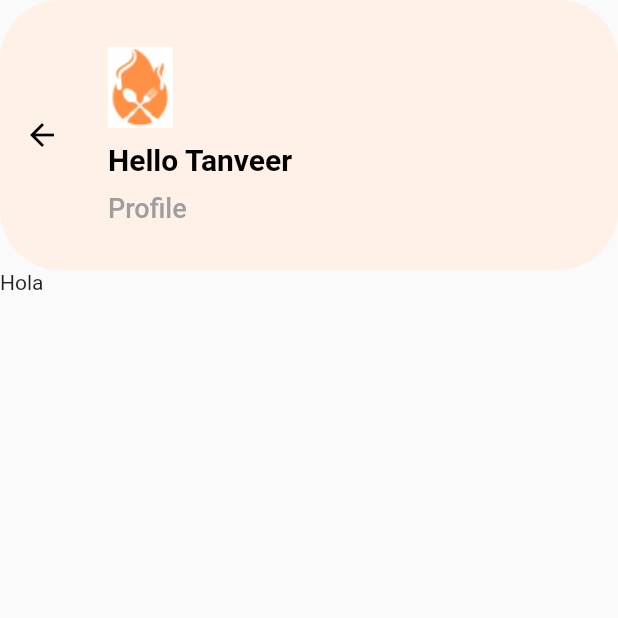
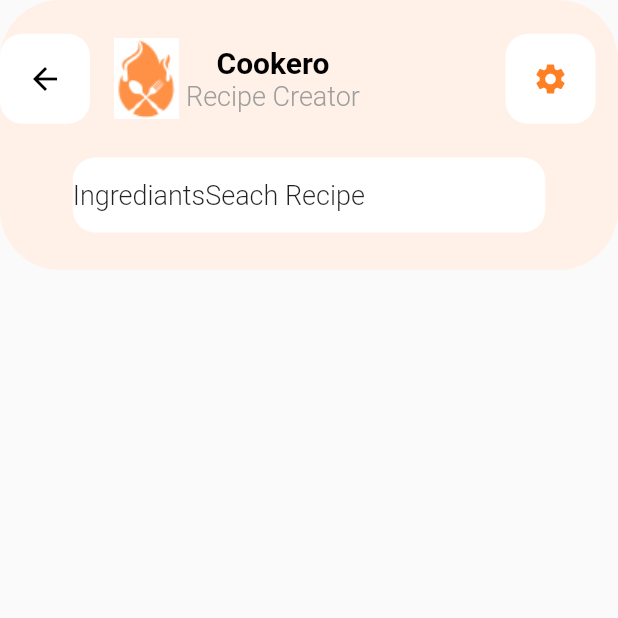
Before and after one commit to MLAppsSL/what-to-eat, a Flutter app: the Ventana_2 screen opened directly, on a phone screen of 412 x 824 dp, the top half of it. Run offline on Flutter 3.47's test engine with Material 2 defaults, Android fonts, the phone set to English and light mode, and no system bars; Roboto replaces fonts that are missing (Poppins).

Commit message:
UPDATE 3

```diff
--- a/lib/Menus/Menu_2.dart
+++ b/lib/Menus/Menu_2.dart
@@ -29,16 +29,14 @@ class Menu_2 extends State<Navigation> {
       bottomNavigationBar: BottomNavigationBar(
         items: [
           BottomNavigationBarItem(icon: Icon(Icons.home), label: ""),
-          BottomNavigationBarItem(icon: Icon(Icons.login_sharp), label: "")
+          BottomNavigationBarItem(icon: Icon(Icons.bookmark_rounded), label: "")
         ],
         currentIndex: seleccion,
         onTap: presionarItem,
       ),
       floatingActionButton: FloatingActionButton(
           onPressed: () {
-            setState(() {
-              seleccion = 2;
-            });
+            Navigator.push(context, MaterialPageRoute(builder: (context) => Ventana_2()));
           },
           child: Icon(Icons.add, color: Colors.white),
           backgroundColor: Color.fromARGB(255, 255, 127, 36),
--- a/lib/Menus/Menu_3.dart
+++ b/lib/Menus/Menu_3.dart
@@ -2,27 +2,30 @@
 
 import 'package:flutter/material.dart';
 import 'package:flutter/widgets.dart';
+import 'package:proyecto_empresa/Ventanas/Ventana_Ajustes.dart';
 
 class Menu_3 extends StatelessWidget with PreferredSizeWidget {
   final String titulo;
   final String subtitulo;
   final double tananyo;
   final double tananyo2;
+  final bool comprobar;
 
   const Menu_3(
       {super.key,
       required this.titulo,
       required this.subtitulo,
       required this.tananyo,
-      required this.tananyo2});
+      required this.tananyo2, required this.comprobar});
 
   Widget build(BuildContext context) {
     return AppBar(
+      automaticallyImplyLeading: false,
       title: Row(
         children: [
           Image.asset('assets/logo.png'),
           Padding(
-            padding: EdgeInsets.only(left: 10),
+            padding: EdgeInsets.only(left: 5),
             child: Column(
               children: [
                 Padding(padding: EdgeInsets.only(left: 10)),
@@ -58,7 +61,13 @@ class Menu_3 extends StatelessWidget with PreferredSizeWidget {
                   child: IconButton(
                     icon: Icon(Icons.settings,
                         color: Color.fromARGB(255, 255, 127, 36)),
-                    onPressed: () {},
+                    onPressed: () {
+                      Navigator.push(
+                          context,
+                          MaterialPageRoute(
+                            builder: (context) => Ventana_Ajustes(),
+                          ));
+                    },
                   )),
             ],
           ),
@@ -79,14 +88,46 @@ class Menu_3 extends StatelessWidget with PreferredSizeWidget {
                   ),
                   child: Row(
                     children: [
-                      IconButton(onPressed: (){}, icon: Icon(Icons.search)),
-                      Text('Seach Recipe', style: TextStyle(fontFamily: 'Poppins', fontSize: 18, fontWeight: FontWeight.w300 ),)
+                      if (comprobar == true)
+                        Text(
+                          'Ingrediants',
+                          style: TextStyle(
+                              fontFamily: 'Poppins',
+                              fontSize: 18,
+                              fontWeight: FontWeight.w300),
+                        ),
+                      if(comprobar == false)
+                        IconButton(onPressed: () {}, icon: Icon(Icons.search)),
+                        Text(
+                          'Seach Recipe',
+                          style: TextStyle(
+                              fontFamily: 'Poppins',
+                              fontSize: 18,
+                              fontWeight: FontWeight.w300),
+                        )
                     ],
                   ),
                 )
               ],
             ),
           )),
+      leadingWidth: 60,
+      leading: Row(
+        children: [
+          Container(
+            width: 60,
+            height: 60,
+            decoration: BoxDecoration(
+              borderRadius: BorderRadius.circular(15),
+              color: Colors.white,
+            ),
+            child: IconButton(
+              icon: Icon(Icons.arrow_back),
+              onPressed: () => Navigator.pop(context),
+            ),
+          ),
+        ],
+      ),
       backgroundColor: Color.fromARGB(255, 255, 241, 231),
       toolbarHeight: 180,
       shape: RoundedRectangleBorder(borderRadius: BorderRadius.circular(40)),
--- a/lib/Ventanas/Ventana_1.dart
+++ b/lib/Ventanas/Ventana_1.dart
@@ -10,7 +10,7 @@ class Ventana_1 extends StatelessWidget {
   Widget build(BuildContext context) {
     return Scaffold(
       resizeToAvoidBottomInset: false,
-      appBar: Menu_3(titulo: 'Hello Tanveer', subtitulo: 'Recipe creator', tananyo: 20, tananyo2: 18,),
+      appBar: Menu_3(titulo: 'Hello Tanveer', subtitulo: 'Recipe creator', tananyo: 20, tananyo2: 18, comprobar: false,),
     );
   }
 }
--- a/lib/Ventanas/Ventana_2.dart
+++ b/lib/Ventanas/Ventana_2.dart
@@ -1,14 +1,15 @@
 import 'package:flutter/material.dart';
 import 'package:flutter/widgets.dart';
 import 'package:proyecto_empresa/Menus/Menu_1.dart';
+import 'package:proyecto_empresa/Menus/Menu_3.dart';
 
 class Ventana_2 extends StatelessWidget {
   const Ventana_2({super.key});
 
   Widget build(BuildContext context) {
     return Scaffold(
-      appBar: Menu_1(titulo: 'Hello Tanveer', subtitulo: 'Profile', tananyo: 20, tananyo2: 18,),
-      body: Text('Hola'),
+      appBar: Menu_3(titulo: 'Cookero', subtitulo: 'Recipe Creator', tananyo: 20, tananyo2: 18, comprobar: true,),
+      body: Text(''),
     );
   }
 }
```
Also changed, not shown: lib/Menus/Menu_4.dart (added, +67 -0 lines), lib/Ventanas/Ventana_Ajustes.dart (added, +148 -0 lines), assets/estrella.png (added), assets/mano.png (added), assets/notas.png (added), assets/papel.png (added), assets/puerta.png (added), assets/rey.png (added), lib/Menus/Barra_Busqueda.dart (added), 3 other files.
